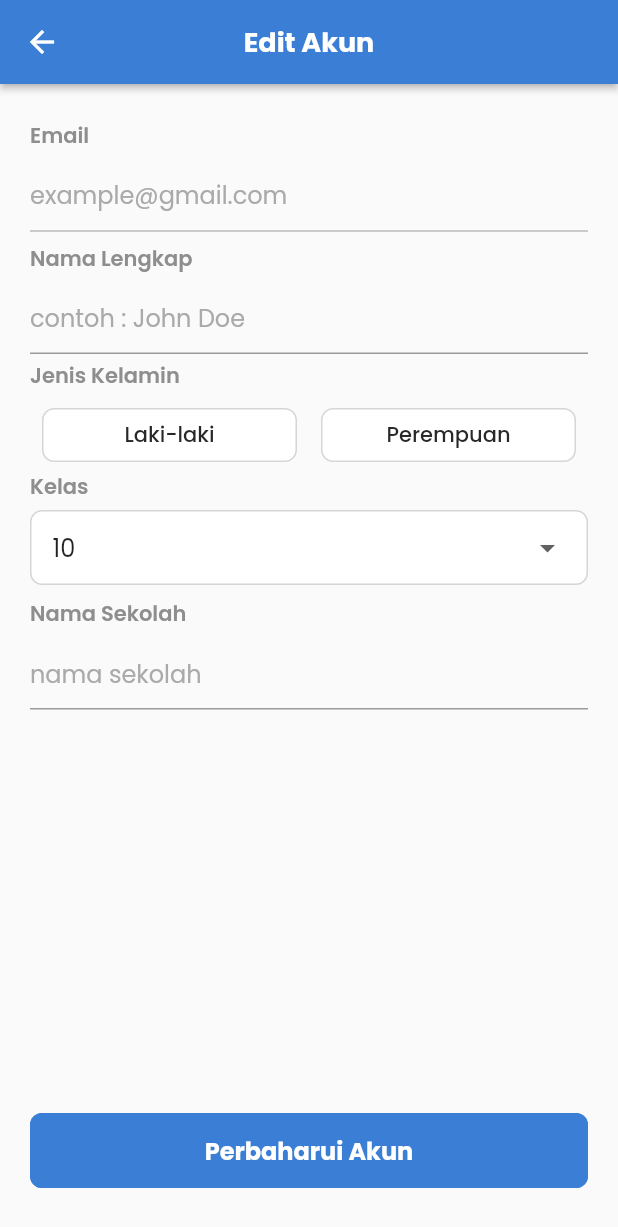
After one commit to moxiesilent/edspert_final_project, a Flutter app: the EditProfilePage screen opened directly, on a phone screen of 412 x 824 dp. The commit adds this screen. Shown: the top 1227 px of the screen. Run offline on Flutter 3.47's test engine with Material 2 defaults, Android fonts, the phone set to English and light mode, and no system bars; our stand-ins replace cloud_firestore, dio, firebase_auth, firebase_core, firebase_messaging, firebase_storage and 5 more; accounts and stored records are empty.

Commit message:
membuat halaman edit profile

```diff
--- a/lib/view/login_page.dart
+++ b/lib/view/login_page.dart
@@ -177,12 +177,14 @@ class ButtonLogin extends StatelessWidget {
     required this.child,
     required this.borderColor,
     required this.onTap,
+    this.radius,
   }) : super(key: key);
 
   final Color backgroundColor;
   final Widget child;
   final Color borderColor;
   final Function()? onTap;
+  final double? radius;
 
   @override
   Widget build(BuildContext context) {
@@ -197,7 +199,7 @@ class ButtonLogin extends StatelessWidget {
           elevation: 0,
           fixedSize: Size(MediaQuery.of(context).size.width * 0.8, 50),
           shape: RoundedRectangleBorder(
-            borderRadius: BorderRadius.circular(25),
+            borderRadius: BorderRadius.circular( radius ?? 25),
             side: BorderSide(
               color: borderColor,
             ),
--- /dev/null
+++ b/lib/view/main/profile/edit_profile__page.dart
@@ -0,0 +1,317 @@
+import 'package:flutter/material.dart';
+import 'package:latihan_soal_app/constants/r.dart';
+import 'package:latihan_soal_app/helpers/preference_helper.dart';
+import 'package:latihan_soal_app/helpers/user_email.dart';
+import 'package:latihan_soal_app/models/network_response.dart';
+import 'package:latihan_soal_app/models/user_by_email.dart';
+import 'package:latihan_soal_app/repository/auth_api.dart';
+import 'package:latihan_soal_app/view/login_page.dart';
+import 'package:latihan_soal_app/view/main_page.dart';
+
+class EditProfilePage extends StatefulWidget {
+  const EditProfilePage({super.key});
+  static String route = "register_page";
+
+  @override
+  State<EditProfilePage> createState() => _EditProfilePageState();
+}
+
+enum Gender { lakilaki, perempuan }
+
+class _EditProfilePageState extends State<EditProfilePage> {
+  List<String> kelas = ["10", "11", "12"];
+  String gender = "laki-laki";
+  String selectedKelas = "10";
+
+  final emailController = TextEditingController();
+  final namaController = TextEditingController();
+  final sekolahController = TextEditingController();
+
+  onTapGender(Gender g) {
+    if (g == Gender.lakilaki) {
+      gender = "Laki-laki";
+    } else {
+      gender = "Perempuan";
+    }
+    setState(() {});
+  }
+
+  initDataUser() {
+    emailController.text = UserEmail.getUserEmail()!;
+    namaController.text = UserEmail.getUserDisplayName()!;
+    setState(() {});
+  }
+
+  @override
+  void initState() {
+    super.initState();
+    initDataUser();
+  }
+
+  @override
+  Widget build(BuildContext context) {
+    return Scaffold(
+      appBar: AppBar(
+        centerTitle: true,
+        elevation: 2,
+        backgroundColor: R.colors.primary,
+        iconTheme: const IconThemeData(
+          color: Colors.white,
+        ),
+        title: const Text(
+          'Edit Akun',
+          style: TextStyle(
+            color: Colors.white,
+            fontWeight: FontWeight.w700,
+            fontSize: 18,
+          ),
+        ),
+      ),
+      bottomNavigationBar: SafeArea(
+        child: Padding(
+          padding: const EdgeInsets.only(bottom: 20.0),
+          child: ButtonLogin(
+            radius: 8,
+            onTap: () async {
+              final json = {
+                "email": emailController.text,
+                "nama_lengkap": namaController.text,
+                "nama_sekolah": sekolahController.text,
+                "kelas": selectedKelas,
+                "gender": gender,
+                "foto": UserEmail.getUserPhotoUrl(),
+              };
+
+              final result = await AuthApi().postRegister(json);
+              if (result.status == Status.success) {
+                final registerResult = UsersByEmail.fromJson(result.data!);
+                if (registerResult.status == 1) {
+                  await PreferenceHelper().setUserData(registerResult.data!);
+                  Navigator.of(context).pushNamedAndRemoveUntil(
+                      MainPage.route, (context) => false);
+                } else {
+                  ScaffoldMessenger.of(context).showSnackBar(
+                    SnackBar(
+                      content: Text(registerResult.message!),
+                    ),
+                  );
+                }
+              } else {
+                ScaffoldMessenger.of(context).showSnackBar(
+                  SnackBar(
+                    content: Text("Terjadi kesalahan silahkan ulangi kembali."),
+                  ),
+                );
+              }
+            },
+            backgroundColor: R.colors.primary,
+            borderColor: R.colors.primary,
+            child: const Text(
+              "Perbaharui Akun",
+              style: TextStyle(
+                fontSize: 16,
+                fontWeight: FontWeight.bold,
+                color: Colors.white,
+              ),
+            ),
+          ),
+        ),
+      ),
+      body: SingleChildScrollView(
+        physics: const BouncingScrollPhysics(),
+        child: Padding(
+          padding: const EdgeInsets.all(20),
+          child: Column(
+            crossAxisAlignment: CrossAxisAlignment.start,
+            children: [
+              EditProfileTextfield(
+                enabled: false,
+                controller: emailController,
+                hintText: "example@gmail.com",
+                title: "Email",
+              ),
+              EditProfileTextfield(
+                controller: namaController,
+                hintText: "contoh : John Doe",
+                title: "Nama Lengkap",
+              ),
+              Text(
+                "Jenis Kelamin",
+                style: TextStyle(
+                  fontWeight: FontWeight.w600,
+                  color: R.colors.disable,
+                ),
+              ),
+              const SizedBox(
+                height: 5,
+              ),
+              Row(
+                children: [
+                  Expanded(
+                    child: Padding(
+                      padding: const EdgeInsets.symmetric(horizontal: 8.0),
+                      child: ElevatedButton(
+                        style: ElevatedButton.styleFrom(
+                          elevation: 0,
+                          primary: gender == "Laki-laki"
+                              ? R.colors.primary
+                              : Colors.white,
+                          shape: RoundedRectangleBorder(
+                            borderRadius: BorderRadius.circular(8),
+                            side: BorderSide(
+                              width: 1,
+                              color: R.colors.borderGrey,
+                            ),
+                          ),
+                        ),
+                        onPressed: () {
+                          onTapGender(Gender.lakilaki);
+                        },
+                        child: Text(
+                          "Laki-laki",
+                          style: TextStyle(
+                            fontSize: 14,
+                            color: gender == "Laki-laki"
+                                ? Colors.white
+                                : R.colors.textColor,
+                          ),
+                        ),
+                      ),
+                    ),
+                  ),
+                  Expanded(
+                    child: Padding(
+                      padding: const EdgeInsets.symmetric(horizontal: 8.0),
+                      child: ElevatedButton(
+                        style: ElevatedButton.styleFrom(
+                          elevation: 0,
+                          primary: gender == "Perempuan"
+                              ? R.colors.primary
+                              : Colors.white,
+                          shape: RoundedRectangleBorder(
+                            borderRadius: BorderRadius.circular(8),
+                            side: BorderSide(
+                              width: 1,
+                              color: R.colors.borderGrey,
+                            ),
+                          ),
+                        ),
+                        onPressed: () {
+                          onTapGender(Gender.perempuan);
+                        },
+                        child: Text(
+                          "Perempuan",
+                          style: TextStyle(
+                            fontSize: 14,
+                            color: gender == "Perempuan"
+                                ? Colors.white
+                                : R.colors.textColor,
+                          ),
+                        ),
+                      ),
+                    ),
+                  ),
+                ],
+              ),
+              Text(
+                "Kelas",
+                style: TextStyle(
+                  fontWeight: FontWeight.w600,
+                  color: R.colors.disable,
+                ),
+              ),
+              const SizedBox(
+                height: 5,
+              ),
+              Container(
+                width: double.infinity,
+                padding: const EdgeInsets.symmetric(horizontal: 14),
+                decoration: BoxDecoration(
+                  borderRadius: BorderRadius.circular(8),
+                  color: Colors.white,
+                  border: Border.all(
+                    color: R.colors.borderGrey,
+                  ),
+                ),
+                child: DropdownButtonHideUnderline(
+                  child: DropdownButton<String>(
+                    value: selectedKelas,
+                    items: kelas
+                        .map(
+                          (e) => DropdownMenuItem<String>(
+                            value: e,
+                            child: Text(
+                              e,
+                            ),
+                          ),
+                        )
+                        .toList(),
+                    onChanged: (String? val) {
+                      selectedKelas = val!;
+                      setState(() {});
+                    },
+                  ),
+                ),
+              ),
+              const SizedBox(
+                height: 5,
+              ),
+              EditProfileTextfield(
+                controller: sekolahController,
+                hintText: "nama sekolah",
+                title: "Nama Sekolah",
+              ),
+            ],
+          ),
+        ),
+      ),
+    );
+  }
+}
+
+class EditProfileTextfield extends StatelessWidget {
+  const EditProfileTextfield({
+    Key? key,
+    required this.title,
+    required this.hintText,
+    this.controller,
+    this.enabled = true,
+  }) : super(key: key);
+  final String title;
+  final String hintText;
+  final TextEditingController? controller;
+  final bool enabled;
+
+  @override
+  Widget build(BuildContext context) {
+    return Padding(
+      padding: const EdgeInsets.symmetric(vertical: 4.0),
+      child: Column(
+        crossAxisAlignment: CrossAxisAlignment.start,
+        children: [
+          Text(
+            title,
+            style: TextStyle(
+              fontSize: 14,
+              fontWeight: FontWeight.w600,
+              color: R.colors.disable,
+            ),
+          ),
+          const SizedBox(
+            height: 5,
+          ),
+          TextField(
+            enabled: enabled,
+            controller: controller,
+            decoration: InputDecoration(
+              hintText: hintText,
+              hintStyle: TextStyle(
+                color: R.colors.hintTextColor,
+              ),
+            ),
+          ),
+        ],
+      ),
+    );
+  }
+}
--- a/lib/view/main/profile/profile_screen.dart
+++ b/lib/view/main/profile/profile_screen.dart
@@ -5,6 +5,7 @@ import 'package:latihan_soal_app/constants/r.dart';
 import 'package:latihan_soal_app/helpers/preference_helper.dart';
 import 'package:latihan_soal_app/models/user_by_email.dart';
 import 'package:latihan_soal_app/view/login_page.dart';
+import 'package:latihan_soal_app/view/main/profile/edit_profile__page.dart';
 
 class ProfilePage extends StatefulWidget {
   const ProfilePage({super.key});
@@ -36,12 +37,11 @@ class _ProfilePageState extends State<ProfilePage> {
         title: Text("Akun Saya"),
         actions: [
           TextButton(
-            onPressed: () async {
-              await GoogleSignIn().signOut();
-              await FirebaseAuth.instance.signOut();
-              Navigator.of(context).pushNamedAndRemoveUntil(
-                LoginPage.route,
-                (route) => false,
+            onPressed: () {
+              Navigator.of(context).push(
+                MaterialPageRoute(builder: (BuildContext context){
+                  return EditProfilePage();
+                })
               );
             },
             child: Text(
```
